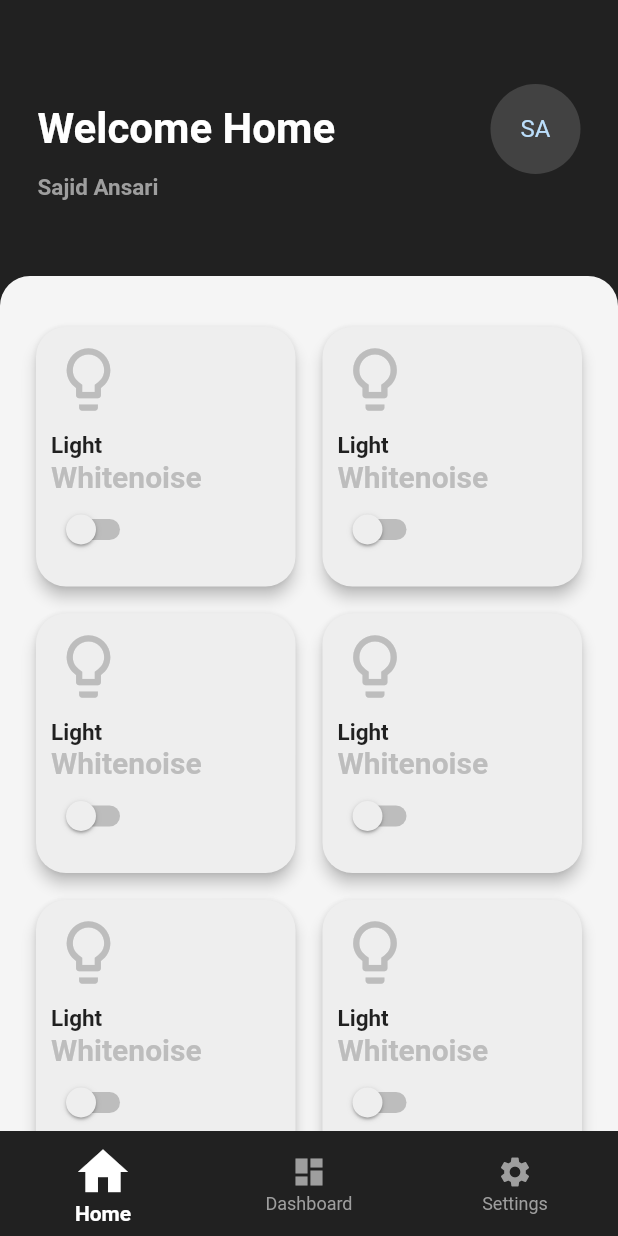
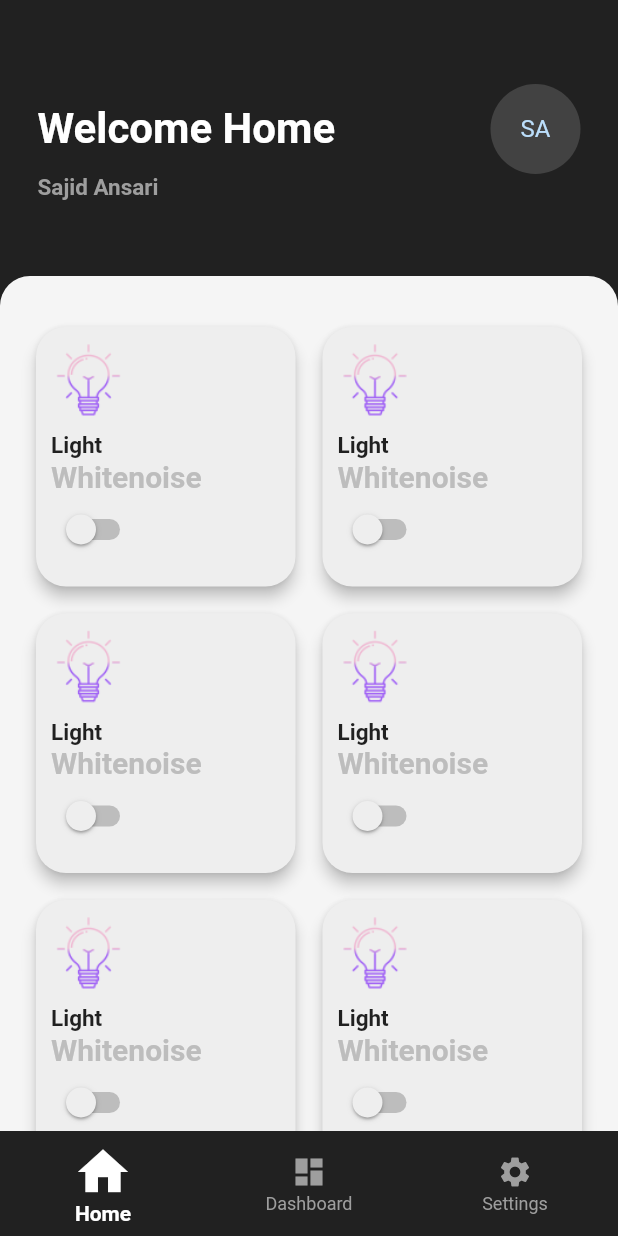
Before and after one commit to SajidAnTechie/IOT_Controller, a Flutter app: the screen it shows after launch, on a phone screen of 412 x 824 dp. Run offline on Flutter 3.47's test engine with Material 2 defaults, Android fonts, the phone set to English and light mode, and no system bars.

Commit message:
Add assets

```diff
--- a/lib/screens/controllers.dart
+++ b/lib/screens/controllers.dart
@@ -29,9 +29,13 @@ class _ControllerState extends State<Controller> {
           SizedBox(
             height: 10,
           ),
-          Icon(_isLightOn ? Icons.lightbulb : Icons.lightbulb_outline,
-              size: 50,
-              color: _isLightOn ? Colors.yellow : Colors.grey.shade400),
+          Image(
+            image: AssetImage(
+              _isLightOn ? "assets/bulb2.png" : "assets/bulb1.png",
+            ),
+            height: 50,
+            fit: BoxFit.cover,
+          ),
           SizedBox(
             height: 10,
           ),
--- a/pubspec.yaml
+++ b/pubspec.yaml
@@ -45,9 +45,8 @@ flutter:
   uses-material-design: true
 
   # To add assets to your application, add an assets section, like this:
-  # assets:
-  #   - images/a_dot_burr.jpeg
-  #   - images/a_dot_ham.jpeg
+  assets:
+    - assets/
 
   # An image asset can refer to one or more resolution-specific "variants", see
   # https://flutter.dev/assets-and-images/#resolution-aware.
```
Also changed, not shown: assets/bulb1.png (added), assets/bulb2.png (added).
